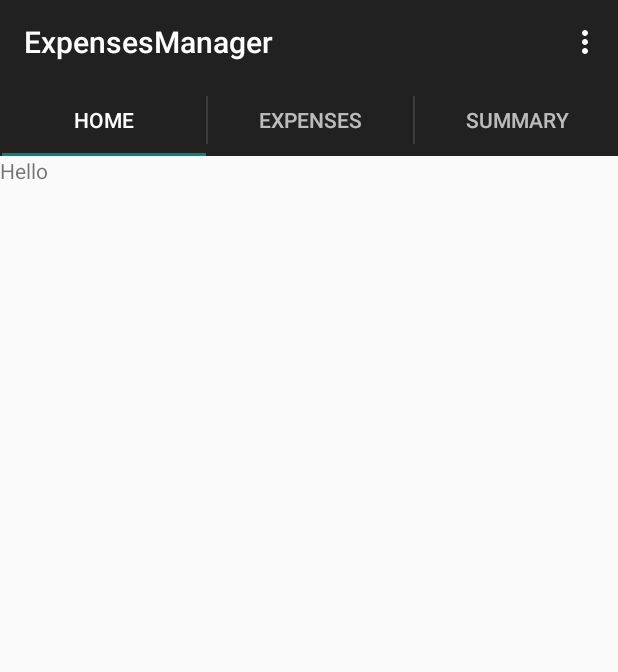
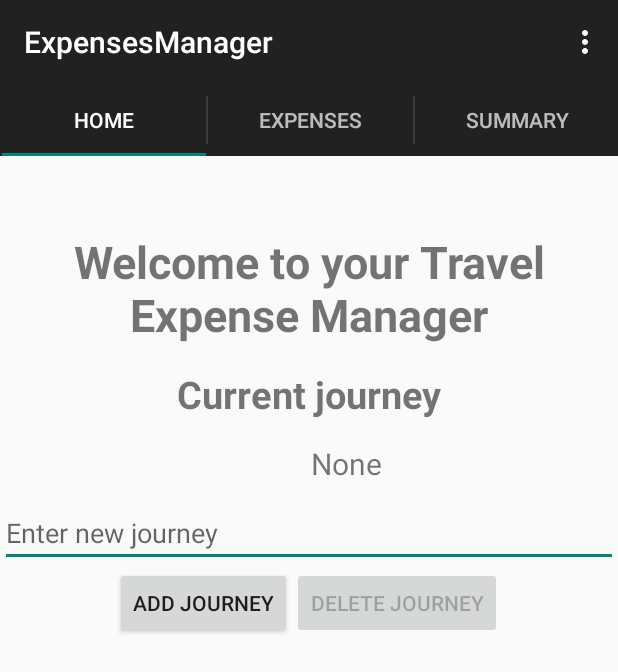
Before and after one commit to stanislavHamara/AndroidCoursework, an Android app: the screen it shows after launch (MainActivity), on a phone screen of 412 x 824 dp. Shown: the top 672 px of the screen. Run offline under Robolectric (Android 15) with nearby library versions, the phone set to English and light mode, and no system bars.

Commit message:
Home screen implemented

```diff
--- a/ExpensesManager/app/src/main/res/layout/fragment_tab_expenses.xml
+++ b/ExpensesManager/app/src/main/res/layout/fragment_tab_expenses.xml
@@ -36,7 +36,8 @@
         android:layout_height="wrap_content"
         android:id="@+id/descriptionText"
         android:hint="@string/enter_description"
-        android:layout_marginLeft="10dp"/>
+        android:layout_marginLeft="10dp"
+        android:singleLine="true"/>
 
     <TextView
     android:layout_width="wrap_content"
@@ -58,7 +59,8 @@
             android:layout_height="wrap_content"
             android:id="@+id/whole_currency"
             android:hint="0"
-            android:layout_marginLeft="10dp"/>
+            android:layout_marginLeft="10dp"
+            android:singleLine="true"/>
         <TextView
             android:layout_width="wrap_content"
             android:layout_height="wrap_content"
@@ -68,7 +70,8 @@
             android:layout_height="wrap_content"
             android:id="@+id/small_currency"
             android:hint="00"
-            android:layout_marginLeft="10dp"/>
+            android:layout_marginLeft="10dp"
+            android:singleLine="true"/>
 
     </LinearLayout>
 
--- a/ExpensesManager/app/src/main/res/layout/fragment_tab_home.xml
+++ b/ExpensesManager/app/src/main/res/layout/fragment_tab_home.xml
@@ -3,9 +3,61 @@
     android:orientation="vertical" android:layout_width="match_parent"
     android:layout_height="match_parent"
     android:weightSum="1">
+
     <TextView
         android:layout_width="match_parent"
         android:layout_height="wrap_content"
-        android:text="Hello"/>
+        android:text="@string/welcome"
+        android:textStyle="bold"
+        android:textSize="30dp"
+        android:elegantTextHeight="false"
+        android:gravity="center_horizontal"
+        android:layout_marginTop="50dp" />
+
+    <TextView
+        android:layout_width="match_parent"
+        android:layout_height="wrap_content"
+        android:text="@string/current"
+        android:textStyle="bold"
+        android:textSize="25dp"
+        android:elegantTextHeight="false"
+        android:gravity="center_horizontal"
+        android:id="@+id/textView2"
+        android:layout_marginTop="15dp" />
+
+    <TextView
+        android:layout_width="362dp"
+        android:layout_height="wrap_content"
+        android:text="None"
+        android:textSize="20dp"
+        android:elegantTextHeight="false"
+        android:gravity="center_horizontal"
+        android:id="@+id/textView3"
+        android:layout_marginTop="15dp"
+        android:layout_gravity="right" />
+
+    <EditText
+        android:layout_width="match_parent"
+        android:layout_height="wrap_content"
+        android:id="@+id/editText"
+        android:hint="Enter new journey"
+        android:singleLine="true"
+        android:layout_marginTop="10dp" />
+
+    <LinearLayout
+        android:layout_width="match_parent"
+        android:layout_height="wrap_content"
+        android:orientation="horizontal"
+        android:gravity="center_horizontal">
+        <Button
+        android:layout_width="wrap_content"
+        android:layout_height="wrap_content"
+        android:text="Add Journey"/>
+        <Button
+            android:layout_width="wrap_content"
+            android:layout_height="wrap_content"
+            android:text="Delete Journey"
+            android:enabled="false" />
+        </LinearLayout>
 
 </LinearLayout>
--- a/ExpensesManager/app/src/main/res/layout/fragment_tab_summary.xml
+++ b/ExpensesManager/app/src/main/res/layout/fragment_tab_summary.xml
@@ -25,7 +25,8 @@
             android:textSize="20dp"
             android:layout_marginBottom="5dp"
             android:layout_marginLeft="20dp"
-            android:layout_weight="1" />
+            android:layout_weight="1"
+            android:id="@+id/pound_expenses_view"/>
         <TextView
             android:layout_width="wrap_content"
             android:layout_height="wrap_content"
@@ -33,7 +34,8 @@
             android:textSize="20dp"
             android:layout_marginBottom="5dp"
             android:layout_marginLeft="15dp"
-            android:layout_weight="1"/>/>
+            android:layout_weight="1"
+            android:id="@+id/dollar_expenses_view"/>
         <TextView
             android:layout_width="wrap_content"
             android:layout_height="wrap_content"
@@ -41,7 +43,8 @@
             android:textSize="20dp"
             android:layout_marginBottom="5dp"
             android:layout_marginLeft="15dp"
-            android:layout_weight="1"/>/>
+            android:layout_weight="1"
+            android:id="@+id/euro_expenses_view"/>
     </LinearLayout>
 
     <TextView
--- a/ExpensesManager/app/src/main/res/values/strings.xml
+++ b/ExpensesManager/app/src/main/res/values/strings.xml
@@ -11,5 +11,7 @@
     <string name="enter_description">Enter description</string>
     <string name="receipt_retained">Receipt retained:</string>
     <string name="expenses">Expenses to reclaim</string>
+    <string name="welcome">Welcome to your Travel Expense Manager</string>
+    <string name="current">Current journey</string>
 
 </resources>
```
